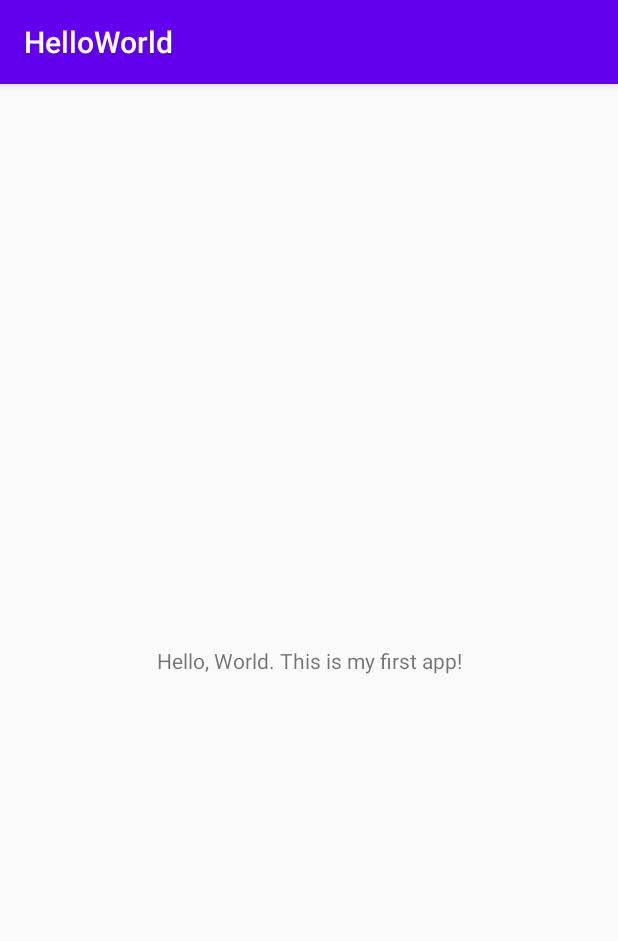
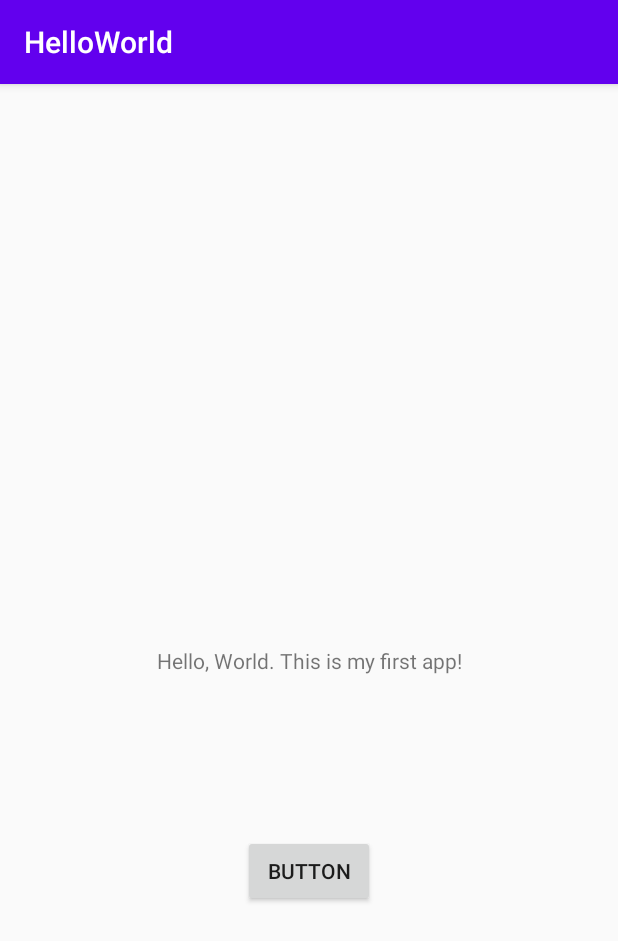
Before and after one commit to tuh00941/HelloWorldAndroid, an Android app: the screen it shows after launch (MainActivity), on a phone screen of 412 x 824 dp. Shown: the top 941 px of the screen. Run offline under Robolectric (Android 15) with nearby library versions, the phone set to English and light mode, and no system bars.

Commit message:
Added a button that can change the TextView text.

```diff
--- a/src/main/java/edu/temple/helloworld/MainActivity.java
+++ b/src/main/java/edu/temple/helloworld/MainActivity.java
@@ -3,6 +3,8 @@ package edu.temple.helloworld;
 import androidx.appcompat.app.AppCompatActivity;
 
 import android.os.Bundle;
+import android.view.View;
+import android.widget.TextView;
 
 public class MainActivity extends AppCompatActivity {
 
@@ -10,5 +12,13 @@ public class MainActivity extends AppCompatActivity {
     protected void onCreate(Bundle savedInstanceState) {
         super.onCreate(savedInstanceState);
         setContentView(R.layout.activity_main);
+
+        final TextView textView = findViewById(R.id.textView);
+        findViewById(R.id.button).setOnClickListener(new View.OnClickListener() {
+            @Override
+            public void onClick(View v) {
+                textView.setText(getString(R.string.button_clicked));
+            }
+        });
     }
 }
--- a/src/main/res/layout/activity_main.xml
+++ b/src/main/res/layout/activity_main.xml
@@ -7,6 +7,7 @@
     tools:context=".MainActivity">
 
     <TextView
+        android:id="@+id/textView"
         android:layout_width="wrap_content"
         android:layout_height="wrap_content"
         android:text="@string/my_greeting"
@@ -15,4 +16,15 @@
         app:layout_constraintRight_toRightOf="parent"
         app:layout_constraintTop_toTopOf="parent" />
 
+    <Button
+        android:id="@+id/button"
+        android:layout_width="wrap_content"
+        android:layout_height="wrap_content"
+        android:text="@string/button_text"
+        app:layout_constraintBottom_toBottomOf="parent"
+        app:layout_constraintEnd_toEndOf="parent"
+        app:layout_constraintStart_toStartOf="parent"
+        app:layout_constraintTop_toBottomOf="@+id/textView"
+        app:layout_constraintVertical_bias="0.327" />
+
 </androidx.constraintlayout.widget.ConstraintLayout>
--- a/src/main/res/values/strings.xml
+++ b/src/main/res/values/strings.xml
@@ -1,4 +1,6 @@
 <resources>
     <string name="app_name">HelloWorld</string>
     <string name="my_greeting">Hello, World. This is my first app!</string>
+    <string name="button_text">Button</string>
+    <string name="button_clicked">You have clicked the button</string>
 </resources>
```
